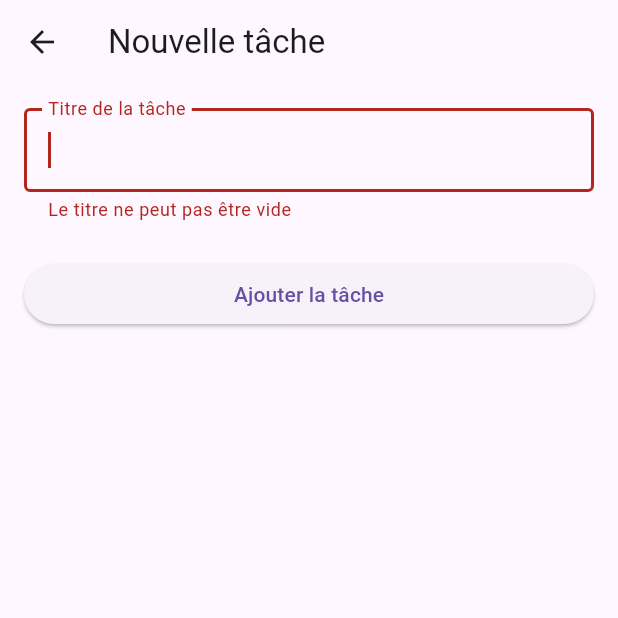
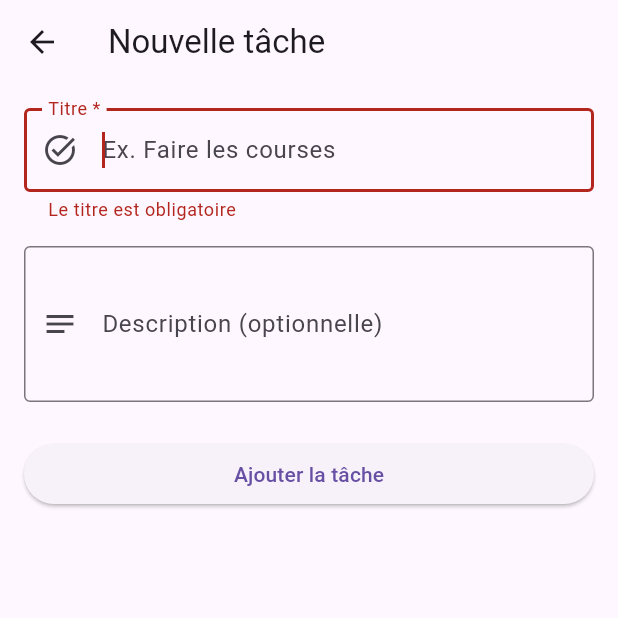
Before and after one commit to SpenaLeloup/task-manager, a Flutter app: the AddTaskScreen screen opened by its route, after a tap on "Ajouter la tâche", on a phone screen of 412 x 824 dp, the top half of it. Run offline on Flutter 3.47's test engine with Material 3 defaults, Android fonts, the phone set to English and light mode, and no system bars.

Commit message:
modification du fichier add_task_screen

```diff
--- a/lib/screens/add_task_screen.dart
+++ b/lib/screens/add_task_screen.dart
@@ -2,7 +2,9 @@ import 'package:flutter/material.dart';
 import '../models/task.dart';
 
 class AddTaskScreen extends StatefulWidget {
-  const AddTaskScreen({super.key});
+  final Task? taskToEdit;
+
+  const AddTaskScreen({super.key, this.taskToEdit});
 
   @override
   State<AddTaskScreen> createState() => _AddTaskScreenState();
@@ -11,18 +13,34 @@ class AddTaskScreen extends StatefulWidget {
 class _AddTaskScreenState extends State<AddTaskScreen> {
   final _formKey = GlobalKey<FormState>();
   final _titleController = TextEditingController();
+  final _descriptionController = TextEditingController();
+
+  @override
+  void initState() {
+    super.initState();
+    if (widget.taskToEdit != null) {
+      _titleController.text = widget.taskToEdit!.title;
+      _descriptionController.text = widget.taskToEdit!.description;
+    }
+  }
 
   @override
   void dispose() {
     _titleController.dispose();
+    _descriptionController.dispose();
     super.dispose();
   }
 
   void _submit() {
     if (_formKey.currentState!.validate()) {
       final newTask = Task(
-        id: DateTime.now().millisecondsSinceEpoch.toString(),
-        title: _titleController.text.trim(),
+        // (cite: 240)
+        id: widget.taskToEdit?.id ??
+            DateTime.now().millisecondsSinceEpoch.toString(),
+        title: _titleController.text.trim(), // (cite: 241)
+        description: _descriptionController.text.trim(),
+        isDone: widget.taskToEdit?.isDone ?? false,
+        priority: widget.taskToEdit?.priority ?? Priority.normal,
       );
 
       Navigator.pop(context, newTask);
@@ -33,7 +51,8 @@ class _AddTaskScreenState extends State<AddTaskScreen> {
   Widget build(BuildContext context) {
     return Scaffold(
       appBar: AppBar(
-        title: const Text('Nouvelle tâche'),
+        title: Text(
+            widget.taskToEdit == null ? 'Nouvelle tâche' : 'Modifier la tâche'),
       ),
       body: Padding(
         padding: const EdgeInsets.all(16),
@@ -43,24 +62,44 @@ class _AddTaskScreenState extends State<AddTaskScreen> {
             children: [
               TextFormField(
                 controller: _titleController,
-                autofocus: true,
+                autofocus: widget.taskToEdit == null,
+                textCapitalization: TextCapitalization.sentences,
                 decoration: const InputDecoration(
-                  labelText: 'Titre de la tâche',
+                  labelText: 'Titre *',
+                  hintText: 'Ex. Faire les courses',
                   border: OutlineInputBorder(),
+                  prefixIcon: Icon(Icons.task_alt),
                 ),
                 validator: (value) {
                   if (value == null || value.trim().isEmpty) {
-                    return 'Le titre ne peut pas être vide';
+                    return 'Le titre est obligatoire';
+                  }
+                  if (value.trim().length < 3) {
+                    return 'Le titre doit comporter au moins 3 caractères';
                   }
                   return null;
                 },
+              ),
+              const SizedBox(height: 16),
+              TextFormField(
+                controller: _descriptionController,
+                maxLines: 3,
+                textCapitalization: TextCapitalization.sentences,
+                decoration: const InputDecoration(
+                  labelText: 'Description (optionnelle)',
+                  hintText: 'Précisez si nécessaire...',
+                  border: OutlineInputBorder(),
+                  prefixIcon: Icon(Icons.notes),
+                ),
               ),
               const SizedBox(height: 24),
               SizedBox(
                 width: double.infinity,
                 child: ElevatedButton(
                   onPressed: _submit,
-                  child: const Text('Ajouter la tâche'),
+                  child: Text(widget.taskToEdit == null
+                      ? 'Ajouter la tâche'
+                      : 'Enregistrer les modifications'),
                 ),
               ),
             ],
```
